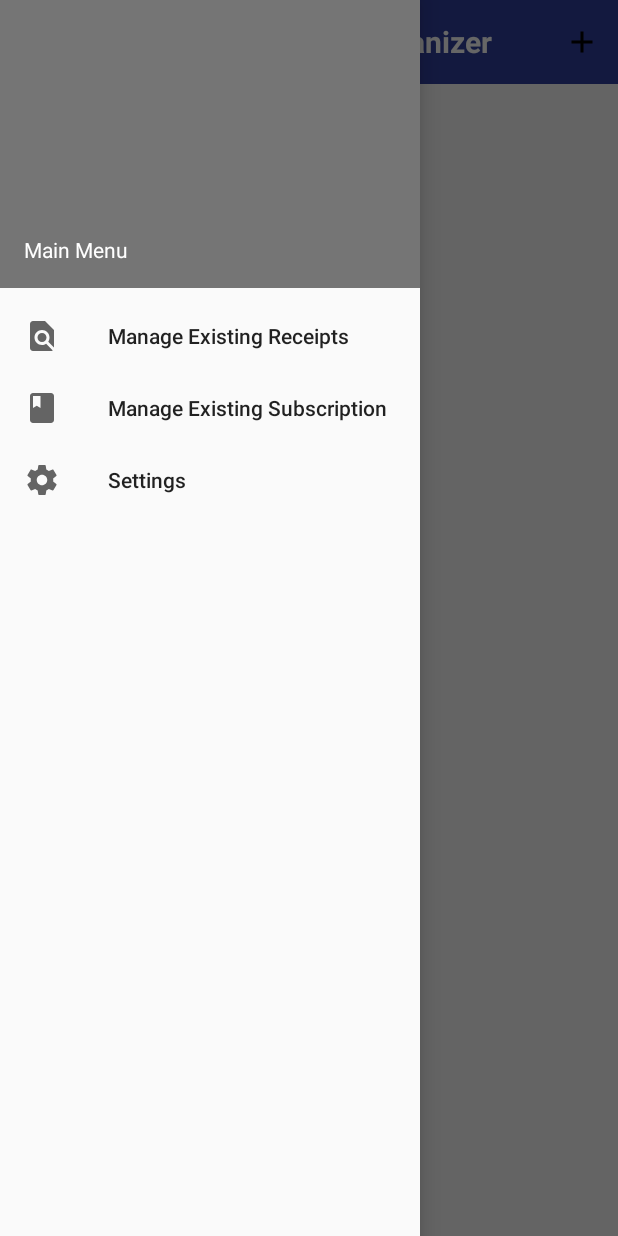
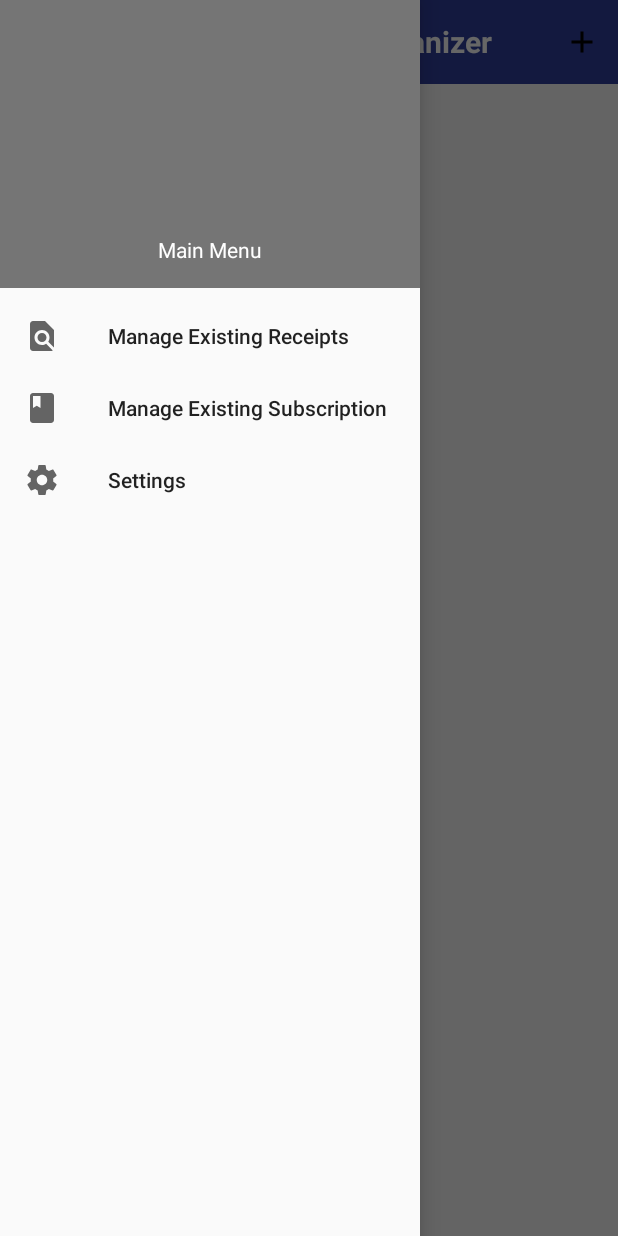
Before and after one commit to Sachiewerk/sro, an Android app: the screen it shows after launch (MainActivity), with the side drawer open, on a phone screen of 412 x 824 dp. Run offline under Robolectric (Android 15) with nearby library versions, the phone set to English and light mode, and no system bars.

Commit message:
Center the header in Navigation and Add drawers

```diff
--- a/app/src/main/java/edu/odu/cs441/sro/MainActivity.java
+++ b/app/src/main/java/edu/odu/cs441/sro/MainActivity.java
@@ -26,45 +26,7 @@ public class MainActivity extends AppCompatActivity {
         actionbar.setHomeAsUpIndicator(R.drawable.ic_view_headline_black_24dp);
         actionbar.setDisplayShowCustomEnabled(true);
 
-        mDrawerLayout = findViewById(R.id.drawer_layout);
-
-        NavigationView navigationView = findViewById(R.id.nav_view);
-        NavigationView addView = findViewById(R.id.add_view);
-
-        navigationView.setNavigationItemSelectedListener(
-            new NavigationView.OnNavigationItemSelectedListener() {
-                @Override
-                public boolean onNavigationItemSelected(MenuItem menuItem) {
-                    // set item as selected to persist highlight
-                    menuItem.setChecked(true);
-                    // close drawer when item is tapped
-                    mDrawerLayout.closeDrawers();
-
-                    // Add code here to update the UI based on the item selected
-                    // For example, swap UI fragments here
-
-                    return true;
-                }
-            }
-        );
-
-        addView.setNavigationItemSelectedListener(
-            new NavigationView.OnNavigationItemSelectedListener() {
-                @Override
-                public boolean onNavigationItemSelected(MenuItem menuItem) {
-                    // set item as selected to persist highlight
-                    menuItem.setChecked(true);
-                    // close drawer when item is tapped
-                    mDrawerLayout.closeDrawers();
-
-                    // Add code here to update the UI based on the item selected
-                    // For example, swap UI fragments here
-
-                    return true;
-                }
-            }
-        );
-
+        initializeDrawers();
     }
 
     @Override
@@ -87,4 +49,73 @@ public class MainActivity extends AppCompatActivity {
         }
         return super.onOptionsItemSelected(item);
     }
+
+    private void initializeDrawers() {
+        mDrawerLayout = findViewById(R.id.drawer_layout);
+
+        initializeNavigationView();
+        initializeAddView();
+    }
+
+    private void initializeNavigationView() {
+        NavigationView navigationView = findViewById(R.id.nav_view);
+
+        navigationView.setNavigationItemSelectedListener(
+            new NavigationView.OnNavigationItemSelectedListener() {
+                @Override
+                public boolean onNavigationItemSelected(MenuItem menuItem) {
+                    // set item as selected to persist highlight
+                    menuItem.setChecked(true);
+                    // close drawer when item is tapped
+                    mDrawerLayout.closeDrawers();
+
+                    switch (menuItem.getItemId()) {
+                        case R.id.nav_existing_receipt:
+
+                            return true;
+
+                        case R.id.nav_existing_subscription:
+
+                            return true;
+
+                        case R.id.nav_setting:
+
+                            return true;
+                    }
+                    return true;
+                }
+            }
+        );
+    }
+
+    private void initializeAddView() {
+        NavigationView addView = findViewById(R.id.add_view);
+
+        addView.setNavigationItemSelectedListener(
+            new NavigationView.OnNavigationItemSelectedListener() {
+                @Override
+                public boolean onNavigationItemSelected(MenuItem menuItem) {
+                    // set item as selected to persist highlight
+                    menuItem.setChecked(true);
+                    // close drawer when item is tapped
+                    mDrawerLayout.closeDrawers();
+
+                    switch (menuItem.getItemId()) {
+                        case R.id.add_photo_receipt:
+
+                            return true;
+
+                        case R.id.add_nophoto_receipt:
+
+                            return true;
+
+                        case R.id.add_subscription:
+
+                            return true;
+                    }
+                    return true;
+                }
+            }
+        );
+    }
 }
--- /dev/null
+++ b/app/src/main/res/drawable/ic_nonphoto_receipt.xml
@@ -0,0 +1,9 @@
+<vector xmlns:android="http://schemas.android.com/apk/res/android"
+        android:width="24dp"
+        android:height="24dp"
+        android:viewportWidth="24.0"
+        android:viewportHeight="24.0">
+    <path
+        android:fillColor="#FF000000"
+        android:pathData="M19,3h-4.18C14.4,1.84 13.3,1 12,1c-1.3,0 -2.4,0.84 -2.82,2L5,3c-1.1,0 -2,0.9 -2,2v14c0,1.1 0.9,2 2,2h14c1.1,0 2,-0.9 2,-2L21,5c0,-1.1 -0.9,-2 -2,-2zM12,3c0.55,0 1,0.45 1,1s-0.45,1 -1,1 -1,-0.45 -1,-1 0.45,-1 1,-1zM14,17L7,17v-2h7v2zM17,13L7,13v-2h10v2zM17,9L7,9L7,7h10v2z"/>
+</vector>
--- /dev/null
+++ b/app/src/main/res/drawable/ic_photo_camera.xml
@@ -0,0 +1,12 @@
+<vector xmlns:android="http://schemas.android.com/apk/res/android"
+        android:width="24dp"
+        android:height="24dp"
+        android:viewportWidth="24.0"
+        android:viewportHeight="24.0">
+    <path
+        android:fillColor="#FF000000"
+        android:pathData="M12,12m-3.2,0a3.2,3.2 0,1 1,6.4 0a3.2,3.2 0,1 1,-6.4 0"/>
+    <path
+        android:fillColor="#FF000000"
+        android:pathData="M9,2L7.17,4L4,4c-1.1,0 -2,0.9 -2,2v12c0,1.1 0.9,2 2,2h16c1.1,0 2,-0.9 2,-2L22,6c0,-1.1 -0.9,-2 -2,-2h-3.17L15,2L9,2zM12,17c-2.76,0 -5,-2.24 -5,-5s2.24,-5 5,-5 5,2.24 5,5 -2.24,5 -5,5z"/>
+</vector>
--- a/app/src/main/res/layout/add_drawer_header.xml
+++ b/app/src/main/res/layout/add_drawer_header.xml
@@ -11,7 +11,8 @@
     <TextView
         android:layout_width="match_parent"
         android:layout_height="wrap_content"
-        android:text="Add Record"
+        android:textAlignment="center"
+        android:text="Add"
         android:textAppearance="@style/TextAppearance.AppCompat.Body1"/>
 
 </LinearLayout>
--- a/app/src/main/res/layout/navigation_drawer_header.xml
+++ b/app/src/main/res/layout/navigation_drawer_header.xml
@@ -11,6 +11,7 @@
     <TextView
         android:layout_width="match_parent"
         android:layout_height="wrap_content"
+        android:textAlignment="center"
         android:text="Main Menu"
         android:textAppearance="@style/TextAppearance.AppCompat.Body1"/>
 
--- a/app/src/main/res/menu/add_drawer_menu.xml
+++ b/app/src/main/res/menu/add_drawer_menu.xml
@@ -3,15 +3,15 @@
     <group android:checkableBehavior="single">
         <item
             android:id="@+id/add_photo_receipt"
-            android:icon="@drawable/ic_search"
+            android:icon="@drawable/ic_photo_camera"
             android:title="Add Receipt with Photo" />
         <item
             android:id="@+id/add_nophoto_receipt"
-            android:icon="@drawable/ic_subscription"
+            android:icon="@drawable/ic_nonphoto_receipt"
             android:title="Add Receipt without Photo" />
         <item
             android:id="@+id/add_subscription"
-            android:icon="@drawable/ic_settings"
+            android:icon="@drawable/ic_subscription"
             android:title="Add Subscription" />
     </group>
 </menu>
```
